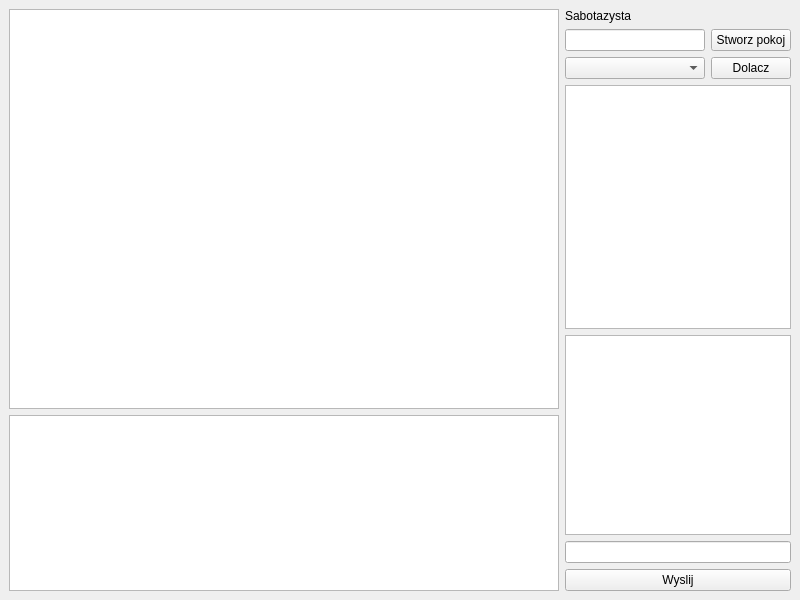
Qt form saboteur.ui (kasztanka/saboteur-client) before a commit.
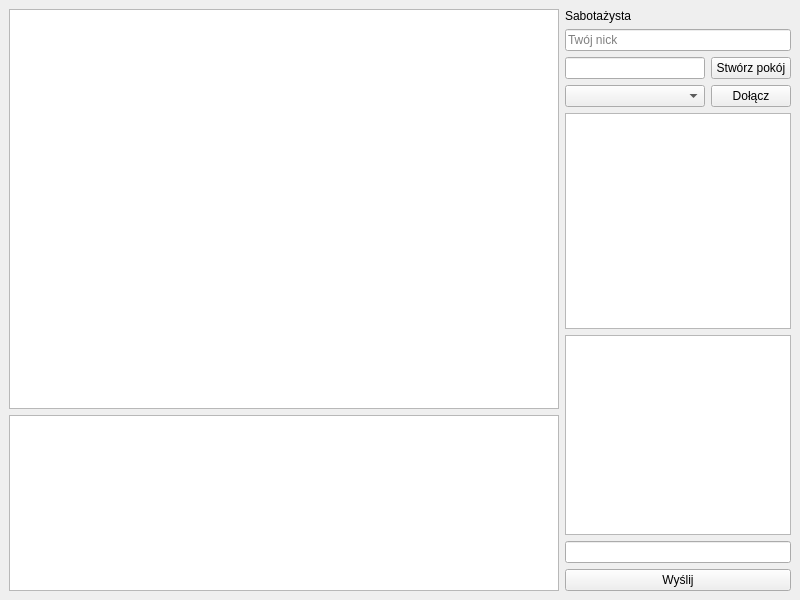
The same form after that commit.

Commit message: Move decorators to another file, add player activation, add player name LineEdit

```diff
--- a/saboteur.ui
+++ b/saboteur.ui
@@ -44,30 +44,37 @@
       <item>
        <widget class="QLabel" name="label">
         <property name="text">
-         <string>Sabotazysta</string>
+         <string>Sabotażysta</string>
+        </property>
+       </widget>
+      </item>
+      <item>
+       <widget class="QLineEdit" name="player_name">
+        <property name="placeholderText">
+         <string>Twój nick</string>
         </property>
        </widget>
       </item>
       <item>
        <layout class="QGridLayout" name="gridLayout">
-        <item row="1" column="1">
+        <item row="3" column="1">
          <widget class="QPushButton" name="join_room">
           <property name="text">
-           <string>Dolacz</string>
+           <string>Dołącz</string>
           </property>
          </widget>
         </item>
-        <item row="0" column="1">
+        <item row="2" column="1">
          <widget class="QPushButton" name="create_room">
           <property name="text">
-           <string>Stworz pokoj</string>
+           <string>Stwórz pokój</string>
           </property>
          </widget>
         </item>
-        <item row="1" column="0">
+        <item row="3" column="0">
          <widget class="QComboBox" name="available_rooms"/>
         </item>
-        <item row="0" column="0">
+        <item row="2" column="0">
          <widget class="QLineEdit" name="room_name"/>
         </item>
        </layout>
@@ -100,7 +107,7 @@
       <item>
        <widget class="QPushButton" name="send_message">
         <property name="text">
-         <string>Wyslij</string>
+         <string>Wyślij</string>
         </property>
        </widget>
       </item>
```
The commit also changes 5 other files.
